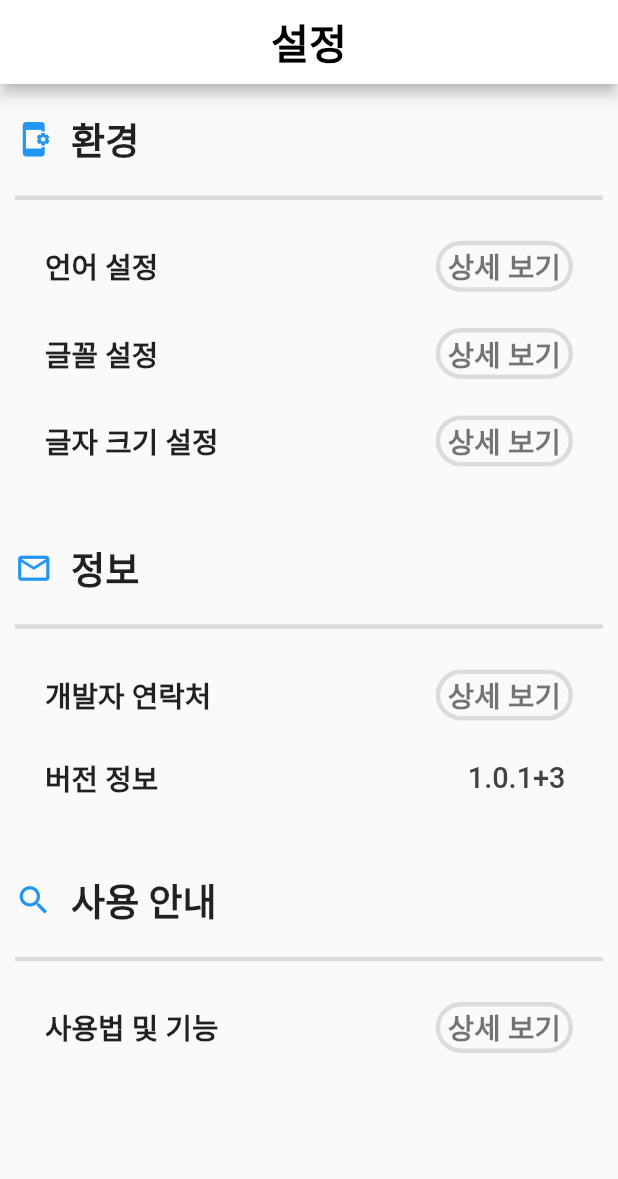
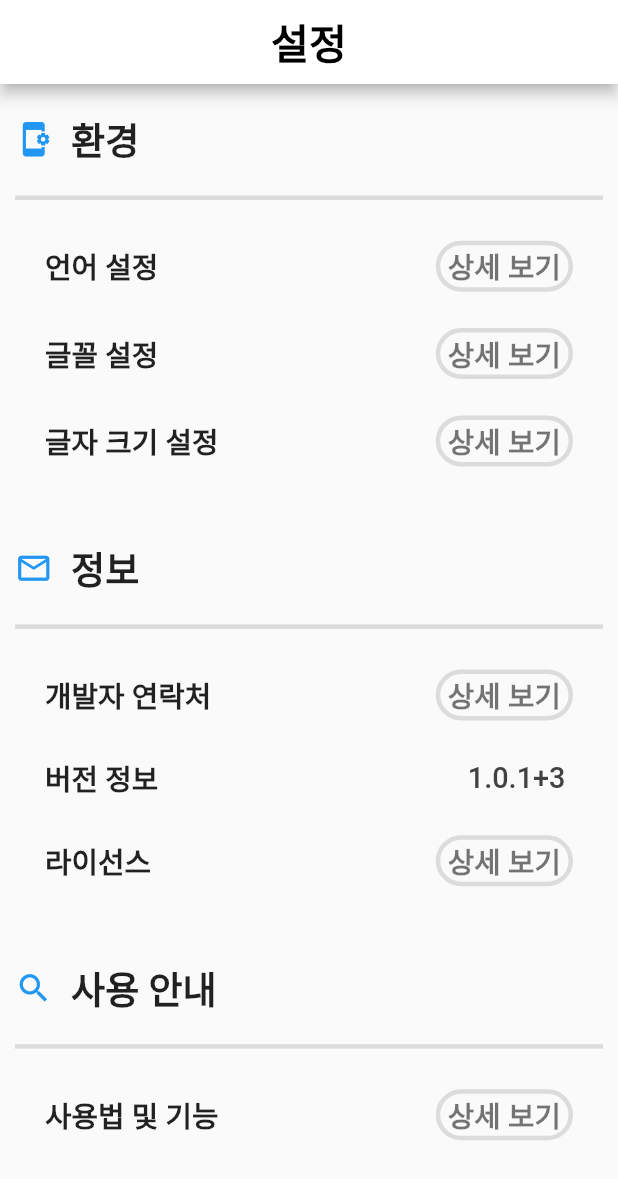
Before and after one commit to JWdori/mirinae_gugu, a Flutter app: the Setting screen opened directly, on a phone screen of 412 x 824 dp. Shown: the top 1179 px of the screen. Run offline on Flutter 3.47's test engine with Material 2 defaults, Android fonts, the light colour scheme and no system bars; our stand-ins replace audioplayers, camera, file, flutter_animation_progress_bar, flutter_screenutil, flutter_switch and 8 more; missing offline and left inert: google_speech, noise_meter, sound_stream; accounts and stored records are empty; project files that could hold a hidden picture were left out.

Commit message:
라이센스 기본틀

```diff
--- a/lib/video/src/pages/8_2_Choice/Choice/Chap1/Quiz_1/1_body.dart
+++ b/lib/video/src/pages/8_2_Choice/Choice/Chap1/Quiz_1/1_body.dart
@@ -1,7 +1,7 @@
 import 'package:flutter/material.dart';
 import 'package:get/get.dart';
-import 'package:mirinae_gugu/video/src/pages/8_2_Choice/Choice/Chap1/Quiz_1/1_youtube.dart';
-import 'package:mirinae_gugu/video/src/pages/8_2_Choice/Choice/Chap1/Quiz_1/1_quiz_controller.dart';
+import 'package:mirinae_gugu/video/src/pages/8_2_Choice/Choice/Chap1/Quiz_1/1_quiz_controller.dart';import 'package:mirinae_gugu/video/src/pages/8_2_Choice/Choice/Chap1/Quiz_1/1_youtube.dart';
+
 import 'package:mirinae_gugu/video/src/pages/1_Loading.dart';
 import 'package:flutter_screenutil/flutter_screenutil.dart';
 
--- a/lib/video/src/pages/9_setting/9_setting.dart
+++ b/lib/video/src/pages/9_setting/9_setting.dart
@@ -3,7 +3,7 @@ import 'package:flutter/material.dart';
 import 'package:sizer/sizer.dart';
 import 'package:mirinae_gugu/video/src/pages/1_Loading.dart';
 import 'package:mirinae_gugu/video/src/pages/9_setting/9_Walkthrough.dart';
-
+import 'package:mirinae_gugu/video/src/pages/9_setting/9_License_Screen.dart';
 
 import '9_FontSize.dart';
 import '9_Fontchoose.dart';
@@ -68,6 +68,8 @@ class _Setting extends State<Setting>{
             buildcontact(context, "개발자 연락처"),
             SizedBox(height: 1.h,),
             buildAccountOption2(context, "버전 정보"),
+            SizedBox(height: 1.h,),
+            buildLicense(context, "라이선스"),
 
             SizedBox(height: 5.h,),
             Row(
@@ -382,3 +384,39 @@ GestureDetector buildfontchoose(BuildContext context, String title)
     ),
   );
 }
+
+Widget buildLicense(BuildContext context, String title)
+{
+  return InkWell(
+    onTap: (){
+      Navigator.push(context, MaterialPageRoute(builder: (context) => License()));
+    },
+    child: Padding(
+      padding: const EdgeInsets.symmetric(vertical: 8,horizontal: 20),
+      child: Row(
+        mainAxisAlignment: MainAxisAlignment.spaceBetween,
+        children: [
+          Text(title,style: TextStyle(
+            fontSize: 14.sp+size,
+            fontWeight: FontWeight.w600,
+          ),),
+          Container(
+            decoration: BoxDecoration(
+                borderRadius: BorderRadius.circular(30), //모서리를 둥글게
+                border: Border.all(color: Colors.black12, width: 3)), //테두리
+            //Colors.black12
+            child: Padding(
+              padding: EdgeInsets.only(left:5,right: 5),
+              child: Text("상세 보기",textScaleFactor: 1.0,style: TextStyle(
+                color: Colors.black54,
+                fontWeight: FontWeight.w600,
+                fontSize: 14.sp+size,
+              ),
+              ),
+            ),
+          ),
+        ],
+      ),
+    ),
+  );
+}
```
Also changed, not shown: 1 other file.
